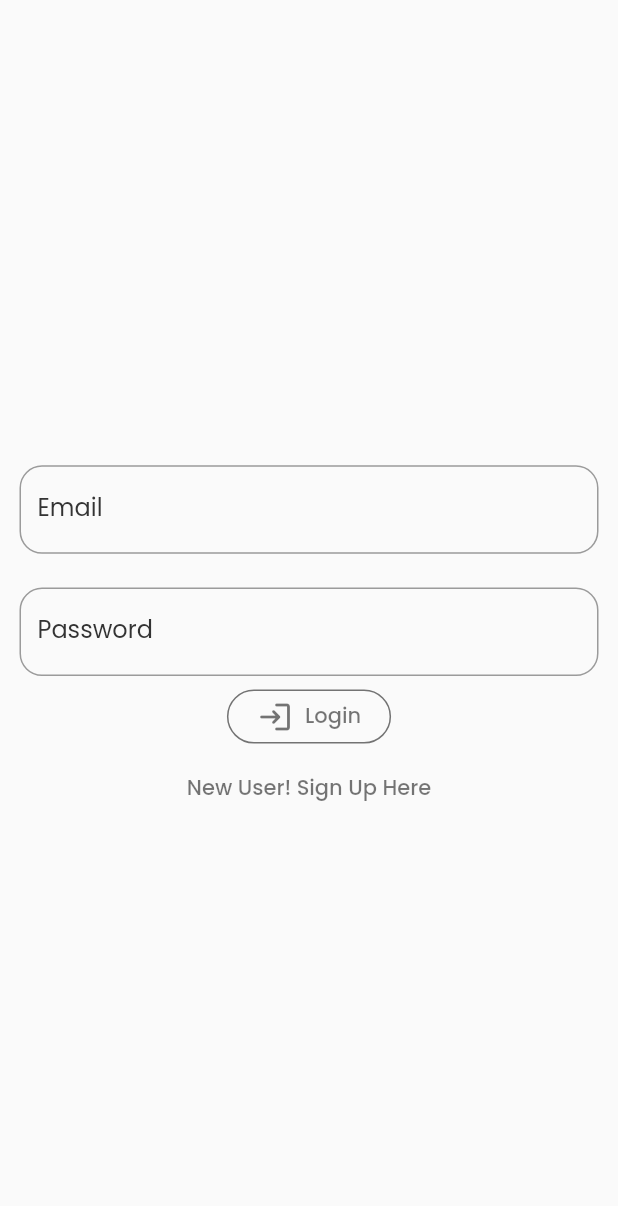
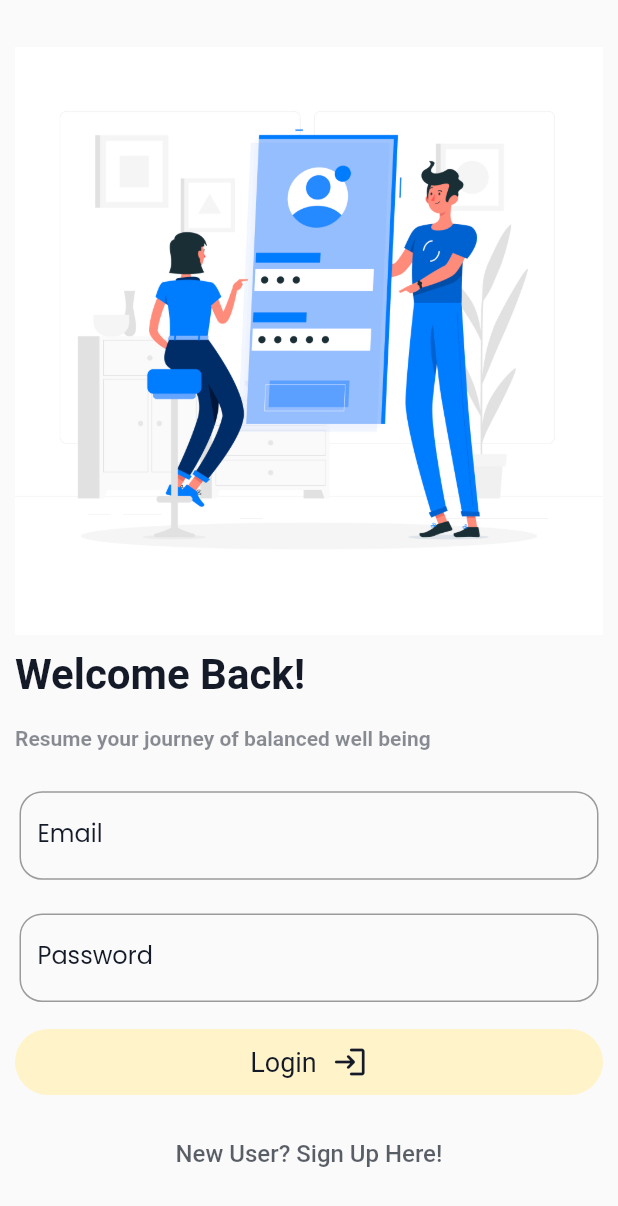
Before and after one commit to RGTechno/CHILD.io, a Flutter app: the screen it shows after launch, on a phone screen of 412 x 824 dp. Shown: the top 1206 px of the screen. Run offline on Flutter 3.47's test engine with Material 2 defaults, Android fonts, the phone set to English and light mode, and no system bars; our stand-ins replace geocoding, google_fonts, google_nav_bar, line_icons, location, shared_preferences; missing offline and left inert: app_usage, proste_bezier_curve.

Commit message:
revamp ui

```diff
--- a/lib/color.dart
+++ b/lib/color.dart
@@ -1,7 +1,7 @@
 import 'dart:ui';
 
-const primaryColor = Color(0xff2E3842);
-const secondaryColor = Color(0xffA1D8CA);
-const accentColor = Color(0xffFF647C);
-const bgColor = Color(0xffF4F9F4);
-const textColor = Color(0xff333333);
+const primaryColor = Color(0xffA6CAFF);
+const secondaryColor = Color(0xffFFF3CA);
+const accentColor = Color(0xffFEE3E4);
+const bgColor = Color(0xffFFFFFF);
+const textColor = Color(0xff141A27);
--- a/lib/home.dart
+++ b/lib/home.dart
@@ -67,14 +67,14 @@ class _HomeState extends State<Home> {
               decoration: BoxDecoration(
                 color: secondaryColor,
               ),
-              child: Expanded(
               child: Text(
                 'Hey! User',
+                // overflow: TextOverflow.ellipsis,
+                softWrap: true,
                 style: TextStyle(
                   fontWeight: FontWeight.w500,
                   fontSize: 24,
                   color: textColor,
-                  ),
                 ),
               ),
             ),
--- a/lib/screens/auth_screen.dart
+++ b/lib/screens/auth_screen.dart
@@ -63,7 +63,6 @@ class _AuthHomeState extends State<AuthHome> {
     final mediaQuery = MediaQuery.of(context).size;
     void validate() async {
       if (!_authHomeKey.currentState!.validate()) {
-        print("Invalid");
         return;
       }
       _authHomeKey.currentState!.save();
@@ -105,17 +104,53 @@ class _AuthHomeState extends State<AuthHome> {
               body: Container(
                 padding: EdgeInsets.all(10),
                 alignment: Alignment.center,
-                // margin: EdgeInsets.all(10),
                 child: SingleChildScrollView(
                   child: Column(
+                    crossAxisAlignment: CrossAxisAlignment.start,
                     mainAxisAlignment: MainAxisAlignment.spaceEvenly,
                     children: [
+                      Container(
+                        alignment: Alignment.center,
+                        child: Image.asset(
+                          "assets/images/login.jpg",
+                          fit: BoxFit.cover,
+                        ),
+                      ),
+                      Padding(
+                        padding: EdgeInsets.symmetric(vertical: 10),
+                        child: Text(
+                          !wantSignup ? "Welcome Back!" : "Get Started",
+                          style: TextStyle(
+                            fontWeight: FontWeight.w600,
+                            fontSize: 28,
+                            color: textColor,
+                          ),
+                        ),
+                      ),
+                      Padding(
+                        padding: const EdgeInsets.symmetric(vertical: 8.0),
+                        child: Text(
+                          !wantSignup
+                              ? "Resume your journey of balanced well being"
+                              : "Begin your journey of balanced well being",
+                          style: TextStyle(
+                            fontWeight: FontWeight.w600,
+                            fontSize: 14,
+                            color: textColor.withOpacity(0.5),
+                          ),
+                        ),
+                      ),
                       Form(
                         key: _authHomeKey,
                         child: Column(
                           mainAxisSize: MainAxisSize.min,
                           mainAxisAlignment: MainAxisAlignment.center,
                           children: [
+                            wantSignup
+                                ? SizedBox(
+                                    height: mediaQuery.height * 0.02,
+                                  )
+                                : Container(),
                             wantSignup
                                 ? Padding(
                                     padding: const EdgeInsets.all(3.0),
@@ -146,9 +181,11 @@ class _AuthHomeState extends State<AuthHome> {
                                     ),
                                   )
                                 : Container(),
-                            SizedBox(
-                              height: mediaQuery.height * 0.02,
-                            ),
+                            wantSignup
+                                ? SizedBox(
+                                    height: mediaQuery.height * 0.02,
+                                  )
+                                : Container(),
                             wantSignup
                                 ? Padding(
                                     padding: const EdgeInsets.all(3.0),
@@ -248,34 +285,39 @@ class _AuthHomeState extends State<AuthHome> {
                                 },
                               ),
                             ),
-                            TextButton.icon(
-                              focusNode: _create,
-                              onPressed: validate,
-                              icon: Icon(
-                                !wantSignup
-                                    ? Icons.login_rounded
-                                    : Icons.app_registration,
-                                color: Colors.black54,
-                              ),
-                              label: Text(
-                                !wantSignup ? "Login" : "Create",
-                                style: GoogleFonts.poppins(
-                                  color: Colors.black54,
+                            GestureDetector(
+                              onTap: validate,
+                              child: Container(
+                                width: double.infinity,
+                                padding: EdgeInsets.symmetric(
+                                  vertical: 10,
+                                  horizontal: 8,
                                 ),
-                              ),
-                              style: ButtonStyle(
-                                padding: MaterialStateProperty.all<
-                                    EdgeInsetsGeometry>(
-                                  EdgeInsets.symmetric(horizontal: 20),
+                                margin: EdgeInsets.symmetric(
+                                  vertical: 15,
                                 ),
-                                shape: MaterialStateProperty.all<
-                                    RoundedRectangleBorder>(
-                                  RoundedRectangleBorder(
-                                    borderRadius: BorderRadius.circular(30),
-                                    side: BorderSide(
-                                      color: Colors.black54,
+                                decoration: BoxDecoration(
+                                  borderRadius: BorderRadius.circular(50),
+                                  color: secondaryColor,
+                                ),
+                                child: Row(
+                                  mainAxisAlignment: MainAxisAlignment.center,
+                                  children: [
+                                    Text(
+                                      !wantSignup ? "Login" : "Create",
+                                      style: TextStyle(
+                                        color: textColor,
+                                        fontSize: 18,
+                                      ),
                                     ),
-                                  ),
+                                    SizedBox(width: 10),
+                                    Icon(
+                                      !wantSignup
+                                          ? Icons.login_rounded
+                                          : Icons.app_registration,
+                                      color: textColor,
+                                    ),
+                                  ],
                                 ),
                               ),
                             ),
@@ -287,15 +329,17 @@ class _AuthHomeState extends State<AuthHome> {
                               },
                               child: !wantSignup
                                   ? Text(
-                                      "New User! Sign Up Here",
-                                      style: GoogleFonts.poppins(
-                                        color: Colors.black54,
+                                      "New User? Sign Up Here!",
+                                      style: TextStyle(
+                                        color: textColor.withOpacity(0.7),
+                                        fontSize: 16,
                                       ),
                                     )
                                   : Text(
-                                      "Already a member!,Login Here",
-                                      style: GoogleFonts.poppins(
-                                        color: Colors.black54,
+                                      "Already a member? Login Here!",
+                                      style: TextStyle(
+                                        color: textColor.withOpacity(0.7),
+                                        fontSize: 16,
                                       ),
                                     ),
                             ),
--- a/pubspec.yaml
+++ b/pubspec.yaml
@@ -45,6 +45,8 @@ dependencies:
   provider: ^6.0.5
   location: ^4.4.0
   geocoding: ^2.1.0
+  intl: ^0.18.1
+  proste_bezier_curve: ^2.0.2
 
 dev_dependencies:
   flutter_test:
```
Also changed, not shown: lib/screens/app_usage_screen.dart (+92 -69 lines), lib/screens/friends_screen.dart (+5 -3 lines), lib/screens/ranks_screen.dart (+15 -15 lines), lib/widgets/friends_list.dart (+8 -3 lines), lib/widgets/header.dart (+6 -3 lines), lib/widgets/link_users.dart (+30 -2 lines), assets/images/bg_cover.png (added), assets/images/login.jpg (added), pubspec.lock. Lines whose indentation alone changed are shown as unchanged.
